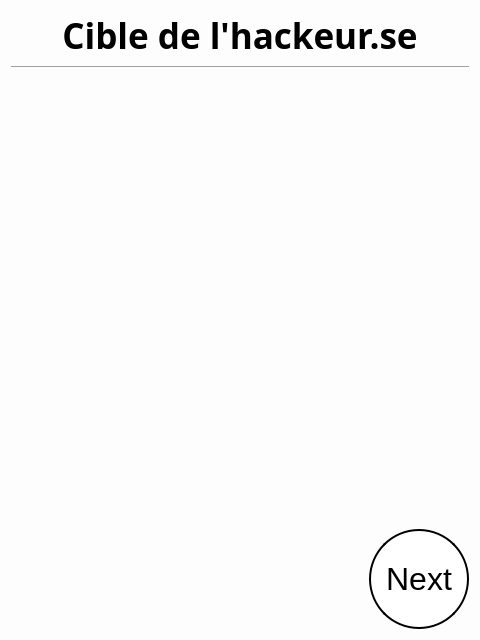
First picture: the form in SporzOBC-WAL/code/resources/Phases/Night/Hacker/target.ui, repository Eben-Epi/SporzOBC, before the edit.
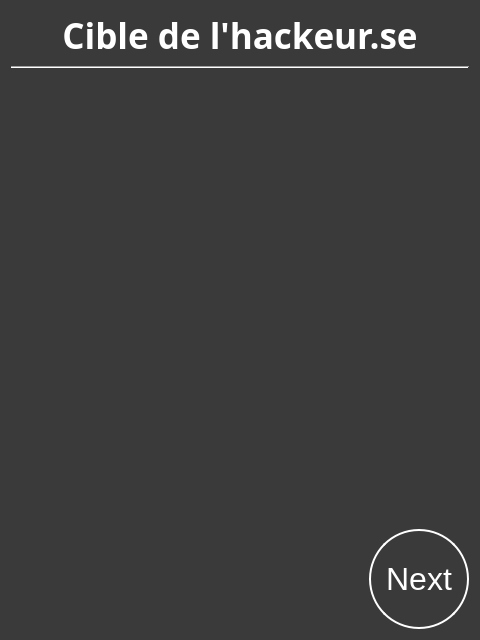
Second picture: the form after the edit.

Commit message: UPD Night Phases are displayed with dark background UPD Mutant Turn and Evening Bed Time View ADD useful fetch infos from game logic methods

The edit to the form file:
```diff
--- a/SporzOBC-WAL/code/resources/Phases/Night/Hacker/target.ui
+++ b/SporzOBC-WAL/code/resources/Phases/Night/Hacker/target.ui
@@ -15,14 +15,19 @@
   </property>
   <property name="styleSheet">
    <string notr="true">#HackerTarget {
-    background-color: rgb(253, 253, 253);
+    background-color: rgb(58, 58, 58);;
     }
 
+QLabel {
+	color:white;
+}
+
 QPushButton  {
-    border: 2px solid black;
-    background-color: white;
+    border: 2px solid white;
+    background-color: rgb(58, 58, 58);
     padding: 10px 10px;
     font-size: 32px;
+	color:white;
     border-radius: 50px;
 }</string>
   </property>
```
The commit also changes 37 other files.
